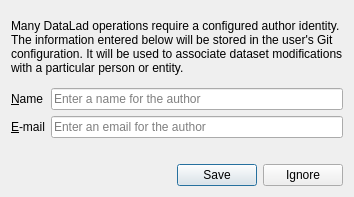
The window that datalad_gooey/resources/ui/user_dialog.ui (datalad/datalad-gooey) describes before a commit, drawn with Qt 5.
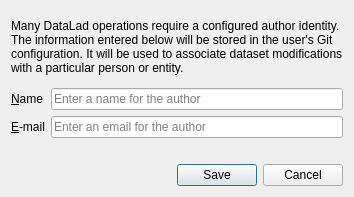
The same window after the commit.

Diff of the .ui file:
```diff
--- a/datalad_gooey/resources/ui/user_dialog.ui
+++ b/datalad_gooey/resources/ui/user_dialog.ui
@@ -77,7 +77,7 @@
       <enum>Qt::Horizontal</enum>
      </property>
      <property name="standardButtons">
-      <set>QDialogButtonBox::Ignore|QDialogButtonBox::Save</set>
+      <set>QDialogButtonBox::Cancel|QDialogButtonBox::Save</set>
      </property>
     </widget>
    </item>
```
